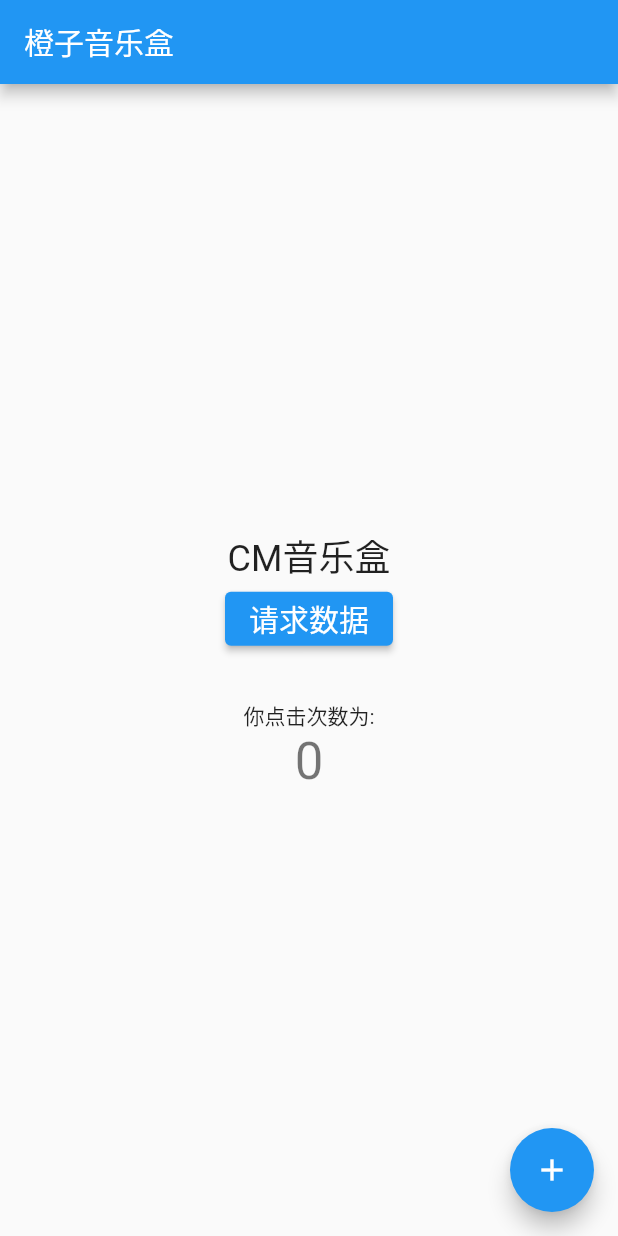
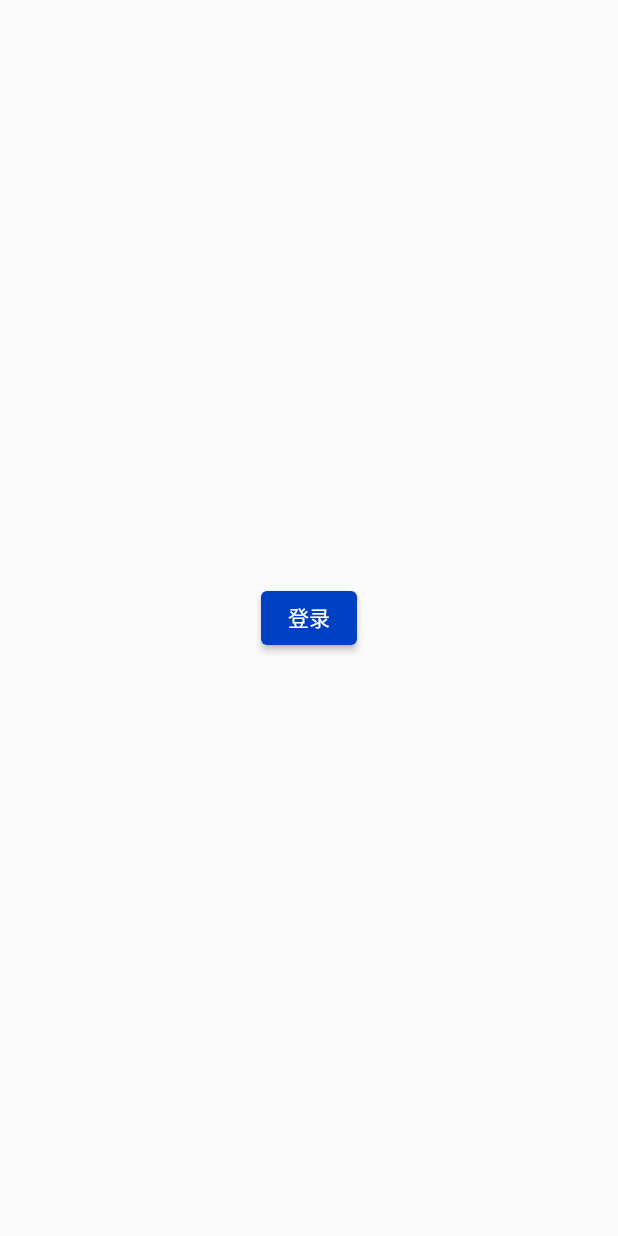
Before and after one commit to Rawrblock/cm-music-app, a Flutter app: the screen it shows after launch, on a phone screen of 412 x 824 dp. Run offline on Flutter 3.47's test engine with Material 2 defaults, Android fonts, the phone set to English and light mode, and no system bars.

```diff
--- a/lib/main.dart
+++ b/lib/main.dart
@@ -1,139 +1,28 @@
-import 'package:cm_music_app/api/hello.dart';
+import 'package:cm_music_app/pages/home.dart';
+import 'package:cm_music_app/pages/login.dart';
+import 'package:cm_music_app/theme.dart';
 import 'package:flutter/material.dart';
 
 void main() {
-  runApp(const MyApp());
+  runApp(const CmMusic());
 }
 
-class MyApp extends StatelessWidget {
-  const MyApp({Key? key}) : super(key: key);
-
-  // This widget is the root of your application.
+class CmMusic extends StatelessWidget {
+  const CmMusic({Key? key}) : super(key: key);
   @override
   Widget build(BuildContext context) {
     return MaterialApp(
-      title: 'Flutter Demo',
+      title: '村民音乐',
       theme: ThemeData(
-        // This is the theme of your application.
-        //
-        // Try running your application with "flutter run". You'll see the
-        // application has a blue toolbar. Then, without quitting the app, try
-        // changing the primarySwatch below to Colors.green and then invoke
-        // "hot reload" (press "r" in the console where you ran "flutter run",
-        // or simply save your changes to "hot reload" in a Flutter IDE).
-        // Notice that the counter didn't reset back to zero; the application
-        // is not restarted.
-        primarySwatch: Colors.blue,
+        primarySwatch: primary,
+        tabBarTheme: tabBarTheme
       ),
-      // 修改标题
-      home: const MyHomePage(title: '橙子音乐盒'),
+      // 初始路由
+      initialRoute: "/",
+      routes: {
+        '/': (context) => const Home(),
+        '/login': (context) => const Login(),
+      },
     );
   }
 }
-
-class MyHomePage extends StatefulWidget {
-  const MyHomePage({Key? key, required this.title}) : super(key: key);
-
-  // This widget is the home page of your application. It is stateful, meaning
-  // that it has a State object (defined below) that contains fields that affect
-  // how it looks.
-
-  // This class is the configuration for the state. It holds the values (in this
-  // case the title) provided by the parent (in this case the App widget) and
-  // used by the build method of the State. Fields in a Widget subclass are
-  // always marked "final".
-
-  final String title;
-
-  @override
-  State<MyHomePage> createState() => _MyHomePageState();
-}
-
-class _MyHomePageState extends State<MyHomePage> {
-  int _counter = 0;
-  // 定义标题文字
-  String message = "CM音乐盒";
-  // 定义按钮样式
-  final ButtonStyle buttonStyle = ElevatedButton.styleFrom(textStyle: const TextStyle(fontSize: 20));
-
-  void _incrementCounter() {
-    setState(() {
-      // This call to setState tells the Flutter framework that something has
-      // changed in this State, which causes it to rerun the build method below
-      // so that the display can reflect the updated values. If we changed
-      // _counter without calling setState(), then the build method would not be
-      // called again, and so nothing would appear to happen.
-      _counter++;
-    });
-  }
-
-  // 发送请求方法
-  void _fetchData() {
-    sayHello().then((value) => {
-      setState(() {
-        message = value;
-      })
-    });
-  }
-
-  @override
-  Widget build(BuildContext context) {
-    // This method is rerun every time setState is called, for instance as done
-    // by the _incrementCounter method above.
-    //
-    // The Flutter framework has been optimized to make rerunning build methods
-    // fast, so that you can just rebuild anything that needs updating rather
-    // than having to individually change instances of widgets.
-    return Scaffold(
-      appBar: AppBar(
-        // Here we take the value from the MyHomePage object that was created by
-        // the App.build method, and use it to set our appbar title.
-        title: Text(widget.title),
-      ),
-      body: Center(
-        // Center is a layout widget. It takes a single child and positions it
-        // in the middle of the parent.
-        child: Column(
-          // Column is also a layout widget. It takes a list of children and
-          // arranges them vertically. By default, it sizes itself to fit its
-          // children horizontally, and tries to be as tall as its parent.
-          //
-          // Invoke "debug painting" (press "p" in the console, choose the
-          // "Toggle Debug Paint" action from the Flutter Inspector in Android
-          // Studio, or the "Toggle Debug Paint" command in Visual Studio Code)
-          // to see the wireframe for each widget.
-          //
-          // Column has various properties to control how it sizes itself and
-          // how it positions its children. Here we use mainAxisAlignment to
-          // center the children vertically; the main axis here is the vertical
-          // axis because Columns are vertical (the cross axis would be
-          // horizontal).
-          mainAxisAlignment: MainAxisAlignment.center,
-          children: <Widget>[
-            // 文字
-            Text(message, style: Theme.of(context).textTheme.headline5),
-            // 按钮设置
-            ElevatedButton(
-              style: buttonStyle,
-              onPressed: _fetchData,
-              child: const Text("请求数据"),
-            ),
-            const SizedBox(height: 30),
-            const Text(
-              '你点击次数为:',
-            ),
-            Text(
-              '$_counter',
-              style: Theme.of(context).textTheme.headline4,
-            ),
-          ],
-        ),
-      ),
-      floatingActionButton: FloatingActionButton(
-        onPressed: _incrementCounter,
-        tooltip: 'Increment',
-        child: const Icon(Icons.add),
-      ), // This trailing comma makes auto-formatting nicer for build methods.
-    );
-  }
-}
--- /dev/null
+++ b/lib/pages/home.dart
@@ -0,0 +1,19 @@
+import 'package:flutter/material.dart';
+
+class Home extends StatelessWidget {
+  const Home({Key? key}) : super(key: key);
+
+  @override
+  Widget build(BuildContext context) {
+    return Scaffold(
+      body: Center(
+        child: ElevatedButton(
+            onPressed: () {
+              Navigator.pushNamed(context, '/login');
+            },
+            child: const Text('登录')
+        ),
+      ),
+    );
+  }
+}
--- /dev/null
+++ b/lib/theme.dart
@@ -0,0 +1,28 @@
+import 'package:flutter/material.dart';
+
+// 定义颜色变量
+const int _bluePrimaryValue = 0xFF0041C4;
+
+// 配置默认颜色
+const MaterialColor primary = MaterialColor(
+    _bluePrimaryValue,
+    <int, Color> {
+        50: Color(0xFFE7E9F9),
+        100: Color(0xFFC2C8F1),
+        200: Color(0xFF98A4E7),
+        300: Color(0xFF6C81DE),
+        400: Color(0xFF4765D7),
+        500: Color(0xFF0C49CF),
+        600: Color(_bluePrimaryValue),
+        700: Color(0xFF0037B8),
+        800: Color(0xFF002CAD),
+        900: Color(0xFF00189A),
+    }
+);
+
+// 配置tabs样式
+const TabBarTheme tabBarTheme = TabBarTheme(
+   // 选中状态
+   labelColor: primary,
+   unselectedLabelColor: Color(0xFF7A869A),
+);
```
Also changed, not shown: lib/pages/login.dart (added, +66 -0 lines), lib/widget/login_form.dart (added, +121 -0 lines), 1 other file.
